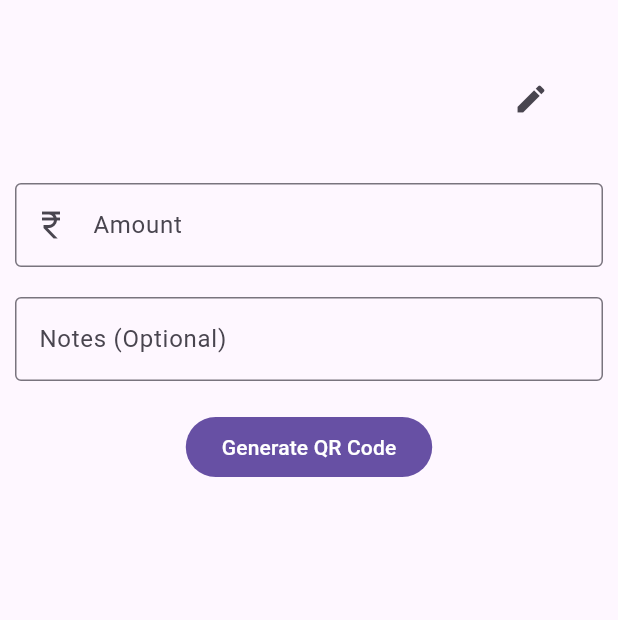
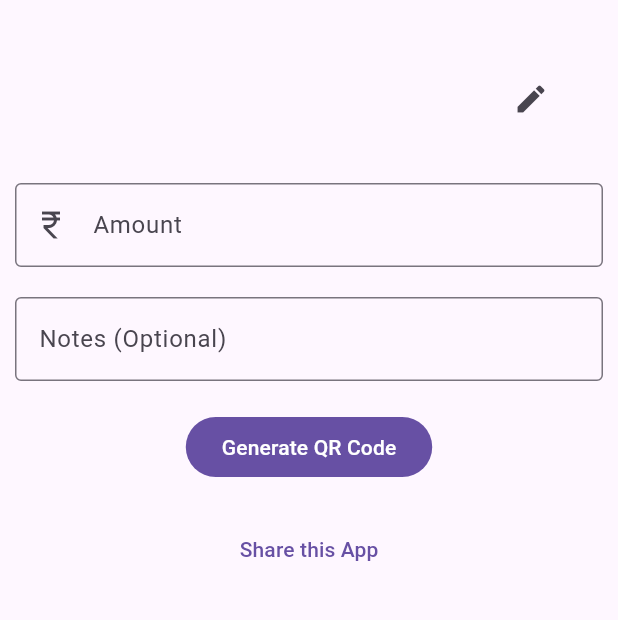
Before and after one commit to vivekg7/upi_qr_code, a Flutter app: the screen it shows after launch, after a tap on "Save Account Data", on a phone screen of 412 x 824 dp, the part 102-722 px from its top. Run offline on Flutter 3.47's test engine with Material 2 defaults, Android fonts, the phone set to English and light mode, and no system bars; our stand-ins replace flutter_svg, qr_flutter, share_plus, shared_preferences; accounts and stored records are empty.

Commit message:
add: Share this App btn

```diff
--- a/lib/screens/qr_page.dart
+++ b/lib/screens/qr_page.dart
@@ -84,6 +84,15 @@ class _QRPageState extends State<QRPage> {
           });
         },
         child: const Text('Generate QR Code'),
+      ),
+      gap,
+      TextButton(
+        child: const Text('Share this App'),
+        onPressed: () {
+          Share.share('Please checkout "UPI QR Code Generator"'
+              ' App on Google Play Store '
+              'https://play.google.com/store/apps/details?id=com.crylo.upi_qr_code');
+        },
       ),
     ];
   }
```
